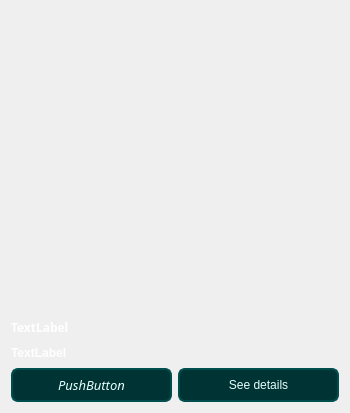
First picture: the form in OnLib/OnLib/BookPreview.ui, repository Andrew-Gh21/OnLib, before the edit.
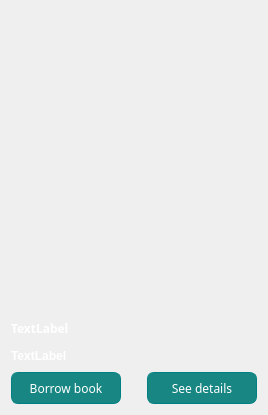
Second picture: the form after the edit.

Diff of the .ui file:
```diff
--- a/OnLib/OnLib/BookPreview.ui
+++ b/OnLib/OnLib/BookPreview.ui
@@ -6,13 +6,19 @@
    <rect>
     <x>0</x>
     <y>0</y>
-    <width>350</width>
-    <height>413</height>
+    <width>268</width>
+    <height>415</height>
    </rect>
   </property>
+  <property name="sizePolicy">
+   <sizepolicy hsizetype="Preferred" vsizetype="Preferred">
+    <horstretch>0</horstretch>
+    <verstretch>0</verstretch>
+   </sizepolicy>
+  </property>
   <property name="minimumSize">
    <size>
-    <width>350</width>
+    <width>0</width>
     <height>0</height>
    </size>
   </property>
@@ -31,19 +37,46 @@
   <layout class="QGridLayout" name="gridLayout">
    <item row="2" column="0">
     <layout class="QHBoxLayout" name="horizontalLayout">
+     <item>
+      <spacer name="horizontalSpacer_2">
+       <property name="orientation">
+        <enum>Qt::Horizontal</enum>
+       </property>
+       <property name="sizeType">
+        <enum>QSizePolicy::Fixed</enum>
+       </property>
+       <property name="sizeHint" stdset="0">
+        <size>
+         <width>0</width>
+         <height>20</height>
+        </size>
+       </property>
+      </spacer>
+     </item>
      <item>
       <widget class="QPushButton" name="lendButton">
        <property name="font">
         <font>
          <family>Franklin Gothic Demi</family>
-         <pointsize>10</pointsize>
+         <pointsize>9</pointsize>
          <weight>50</weight>
-         <italic>true</italic>
+         <italic>false</italic>
          <bold>false</bold>
         </font>
        </property>
        <property name="styleSheet">
-        <string notr="true">color: #e6ffff;
+        <string notr="true">QPushButton { color: white;
+background-color:  #188683;
+border: 1px solid #008080;
+border-top-left-radius: 7px;
+border-top-right-radius: 7px;
+border-bottom-left-radius: 7px;
+border-bottom-right-radius: 7px;
+height: 30;
+width: 50;
+}
+
+QPushButton:pressed { color: white;
 background-color: #003333;
 border: 2px solid #004d4d;
 border-top-left-radius: 7px;
@@ -52,17 +85,52 @@
 border-bottom-right-radius: 7px;
 height: 30;
 width: 50;
-font: italic 10pt &quot;Franklin Gothic Demi&quot;;</string>
+}
+
+</string>
        </property>
        <property name="text">
-        <string>PushButton</string>
+        <string>Borrow book</string>
        </property>
       </widget>
      </item>
+     <item>
+      <spacer name="horizontalSpacer">
+       <property name="orientation">
+        <enum>Qt::Horizontal</enum>
+       </property>
+       <property name="sizeType">
+        <enum>QSizePolicy::Fixed</enum>
+       </property>
+       <property name="sizeHint" stdset="0">
+        <size>
+         <width>20</width>
+         <height>20</height>
+        </size>
+       </property>
+      </spacer>
+     </item>
      <item>
       <widget class="QPushButton" name="detailsButton">
+       <property name="font">
+        <font>
+         <family>Franklin Gothic Demi</family>
+         <pointsize>9</pointsize>
+        </font>
+       </property>
        <property name="styleSheet">
-        <string notr="true">color: #e6ffff;
+        <string notr="true">QPushButton { color: white;
+background-color:  #188683;
+border: 1px solid #008080;
+border-top-left-radius: 7px;
+border-top-right-radius: 7px;
+border-bottom-left-radius: 7px;
+border-bottom-right-radius: 7px;
+height: 30;
+width: 50;
+}
+
+QPushButton:pressed { color: white;
 background-color: #003333;
 border: 2px solid #004d4d;
 border-top-left-radius: 7px;
@@ -71,13 +139,31 @@
 border-bottom-right-radius: 7px;
 height: 30;
 width: 50;
-font: italic 10pt &quot;Franklin Gothic Demi&quot;;</string>
+}
+
+</string>
        </property>
        <property name="text">
         <string>See details</string>
        </property>
       </widget>
      </item>
+     <item>
+      <spacer name="horizontalSpacer_3">
+       <property name="orientation">
+        <enum>Qt::Horizontal</enum>
+       </property>
+       <property name="sizeType">
+        <enum>QSizePolicy::Fixed</enum>
+       </property>
+       <property name="sizeHint" stdset="0">
+        <size>
+         <width>0</width>
+         <height>20</height>
+        </size>
+       </property>
+      </spacer>
+     </item>
     </layout>
    </item>
    <item row="0" column="0">
```
